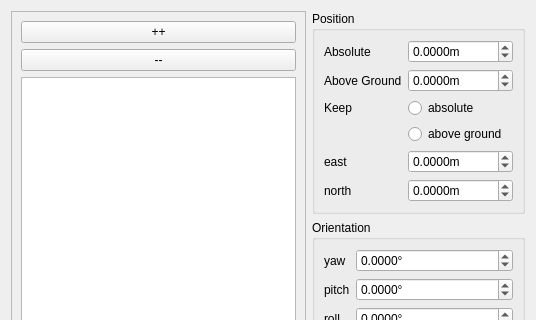
The window that src/gui/widgets/GraphicalNavigation/graphicalnavigationwidget.ui (phresnel/picogen) describes before a commit, drawn with Qt 5; both pictures show x 0 to 536 and y 0 to 320 of the 536 by 493 pixel window.
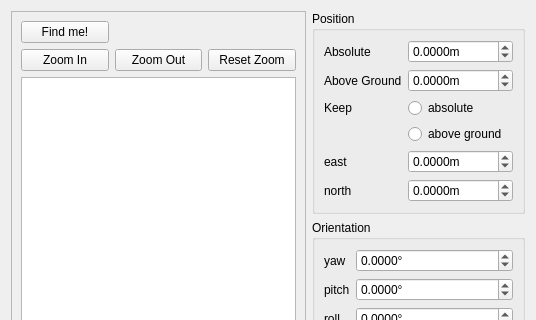
The same window after the commit. Custom widgets are drawn as their Qt base class.

Patch:
```diff
--- a/src/gui/widgets/GraphicalNavigation/graphicalnavigationwidget.ui
+++ b/src/gui/widgets/GraphicalNavigation/graphicalnavigationwidget.ui
@@ -30,18 +30,36 @@
       </property>
       <layout class="QVBoxLayout" name="verticalLayout">
        <item>
+        <layout class="QGridLayout" name="gridLayout">
+         <item row="1" column="0">
         <widget class="QPushButton" name="zoomIn">
          <property name="text">
-          <string>++</string>
+            <string>Zoom In</string>
          </property>
         </widget>
        </item>
-       <item>
+         <item row="1" column="1">
         <widget class="QPushButton" name="zoomOut">
          <property name="text">
-          <string>--</string>
-         </property>
-        </widget>
+            <string>Zoom Out</string>
+           </property>
+          </widget>
+         </item>
+         <item row="1" column="2">
+          <widget class="QPushButton" name="resetZoom">
+           <property name="text">
+            <string>Reset Zoom</string>
+           </property>
+          </widget>
+         </item>
+         <item row="0" column="0">
+          <widget class="QPushButton" name="findMe">
+           <property name="text">
+            <string>Find me!</string>
+           </property>
+          </widget>
+         </item>
+        </layout>
        </item>
        <item>
         <widget class="NavigationGraphicsView" name="graphicsView">
```
Lines whose indentation alone changed are shown as unchanged.
